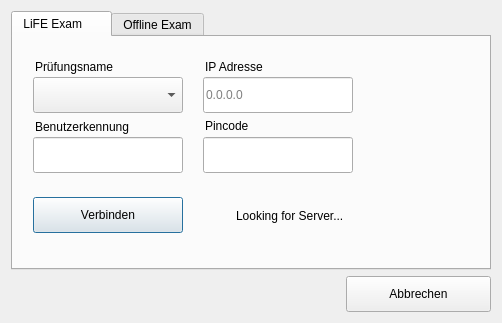
The window that client/client.ui (valueerrorx/life-exam) describes before a commit, drawn with Qt 5.
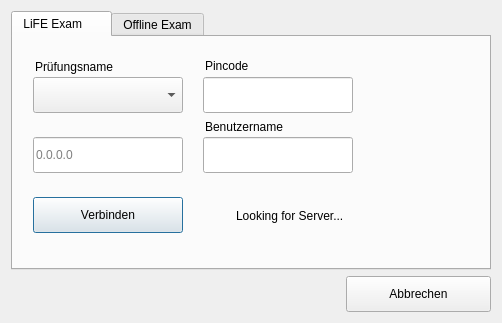
The same window after the commit. Icons and pictures are not drawn.

Commit message: removed serverip field

Patch:
```diff
--- a/client/client.ui
+++ b/client/client.ui
@@ -98,8 +98,8 @@
       <widget class="QLineEdit" name="serverip">
        <property name="geometry">
         <rect>
-         <x>190</x>
-         <y>40</y>
+         <x>20</x>
+         <y>100</y>
          <width>150</width>
          <height>36</height>
         </rect>
@@ -117,7 +117,7 @@
       <widget class="QLineEdit" name="studentid">
        <property name="geometry">
         <rect>
-         <x>20</x>
+         <x>190</x>
          <y>100</y>
          <width>150</width>
          <height>36</height>
@@ -130,14 +130,14 @@
       <widget class="QLabel" name="infoid">
        <property name="geometry">
         <rect>
-         <x>20</x>
+         <x>190</x>
          <y>80</y>
-         <width>261</width>
+         <width>141</width>
          <height>20</height>
         </rect>
        </property>
        <property name="text">
-        <string>Benutzerkennung</string>
+        <string>Benutzername</string>
        </property>
        <property name="indent">
         <number>2</number>
@@ -191,7 +191,7 @@
        <property name="geometry">
         <rect>
          <x>190</x>
-         <y>100</y>
+         <y>40</y>
          <width>150</width>
          <height>36</height>
         </rect>
@@ -210,7 +210,7 @@
        <property name="geometry">
         <rect>
          <x>190</x>
-         <y>80</y>
+         <y>20</y>
          <width>151</width>
          <height>18</height>
         </rect>
@@ -241,22 +241,6 @@
         <bool>true</bool>
        </property>
       </widget>
-      <widget class="QLabel" name="label_2">
-       <property name="geometry">
-        <rect>
-         <x>190</x>
-         <y>20</y>
-         <width>171</width>
-         <height>20</height>
-        </rect>
-       </property>
-       <property name="text">
-        <string>IP Adresse</string>
-       </property>
-       <property name="indent">
-        <number>2</number>
-       </property>
-      </widget>
       <widget class="QLabel" name="infoid_3">
        <property name="geometry">
         <rect>
```
Left out of the diff: 8 changed lines with no effect on the pictures. The commit also changes 1 other file.
